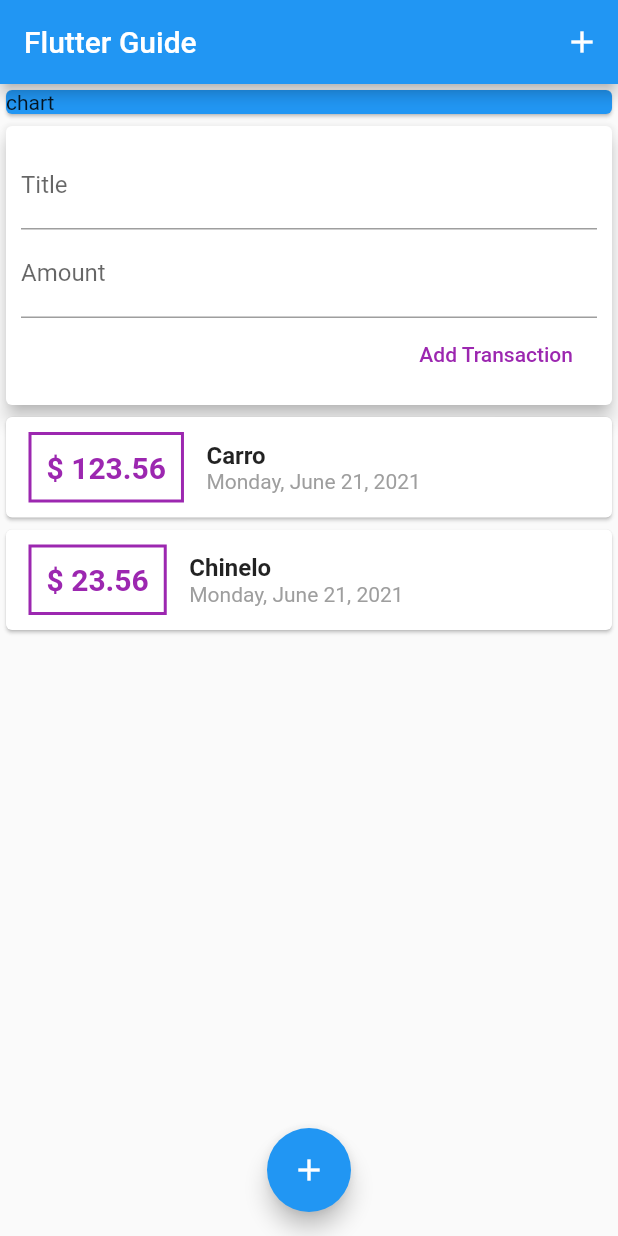
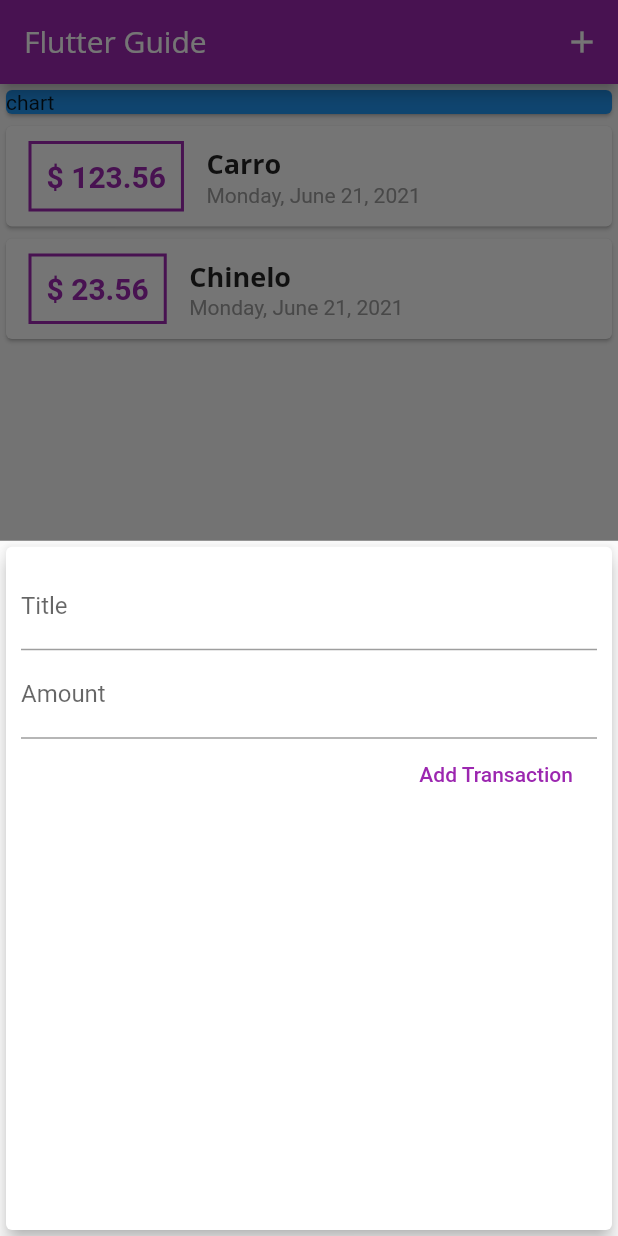
Before and after one commit to Gleisser/flutter_guide_expenses, a Flutter app: the screen it shows after launch, after a tap on the "add" icon, on a phone screen of 412 x 824 dp. Run offline on Flutter 3.47's test engine with Material 2 defaults, Android fonts, the phone set to English and light mode, and no system bars.

Commit message:
Implement new fonts and use Theme functions for single point of changing

```diff
--- a/lib/main.dart
+++ b/lib/main.dart
@@ -1,4 +1,7 @@
 import 'package:flutter/material.dart';
+import 'package:flutter_guide_expenses/models/transaction.dart';
+import 'package:flutter_guide_expenses/widgets/new_transaction.dart';
+import 'package:flutter_guide_expenses/widgets/transaction_list.dart';
 import 'package:intl/date_symbol_data_local.dart';
 
 import 'package:flutter_guide_expenses/widgets/user_transaction.dart';
@@ -12,18 +15,80 @@ class MyApp extends StatelessWidget {
   @override
   Widget build(BuildContext context) {
     return MaterialApp(
-      title: 'Flutter Demo',
+      title: 'Personal Finances',
       theme: ThemeData(
-        primarySwatch: Colors.blue,
-      ),
+          primarySwatch: Colors.purple,
+          accentColor: Colors.amber,
+          fontFamily: 'Quicksand',
+          textTheme: ThemeData.light().textTheme.copyWith(
+                  title: TextStyle(
+                fontFamily: 'OpenSans',
+                fontSize: 18,
+                fontWeight: FontWeight.bold,
+              )),
+          appBarTheme: AppBarTheme(
+              textTheme: ThemeData.light().textTheme.copyWith(
+                    title: TextStyle(
+                      fontFamily: 'OpenSans',
+                      fontSize: 20,
+                    ),
+                  ))),
       home: MyHomePage(),
     );
   }
 }
 
-class MyHomePage extends StatelessWidget {
+class MyHomePage extends StatefulWidget {
+  @override
+  _MyHomePageState createState() => _MyHomePageState();
+}
+
+class _MyHomePageState extends State<MyHomePage> {
   final titleController = TextEditingController();
+
   final amountController = TextEditingController();
+
+  final List<Transaction> _userTransactions = [
+    Transaction(
+      id: 'g1',
+      title: 'Carro',
+      amount: 123.56,
+      date: DateTime.now(),
+    ),
+    Transaction(
+      id: 'g2',
+      title: 'Chinelo',
+      amount: 23.56,
+      date: DateTime.now(),
+    )
+  ];
+
+  void _addNewTransaction(String txTitle, double txAmount) {
+    final newTx = Transaction(
+      title: txTitle,
+      amount: txAmount,
+      date: DateTime.now(),
+      id: DateTime.now().toString(),
+    );
+
+    setState(() {
+      _userTransactions.add(newTx);
+    });
+  }
+
+  void startAddNewTransaction(BuildContext ctx) {
+    showModalBottomSheet(
+      context: ctx,
+      builder: (_) {
+        //eu uso underscore quando possuo um parametro que sou forcado a declarar mais nao vou usar
+        return GestureDetector(
+          onTap: () {},
+          child: NewTransaction(_addNewTransaction),
+          behavior: HitTestBehavior.opaque,
+        );
+      },
+    );
+  }
 
   @override
   Widget build(BuildContext context) {
@@ -33,7 +98,7 @@ class MyHomePage extends StatelessWidget {
         title: Text('Flutter Guide'),
         actions: [
           IconButton(
-            onPressed: () {},
+            onPressed: () => startAddNewTransaction(context),
             icon: Icon(Icons.add),
           ),
         ],
@@ -50,14 +115,14 @@ class MyHomePage extends StatelessWidget {
                   child: Text('chart'),
                 ),
               ),
-              UserTransactions(),
+              TransactionList(_userTransactions),
             ],
           ),
         ),
       ),
       floatingActionButtonLocation: FloatingActionButtonLocation.centerFloat,
       floatingActionButton: FloatingActionButton(
-        onPressed: () {},
+        onPressed: () => startAddNewTransaction(context),
         child: Icon(Icons.add),
       ),
     );
--- a/lib/widgets/new_transaction.dart
+++ b/lib/widgets/new_transaction.dart
@@ -1,11 +1,18 @@
 import 'package:flutter/material.dart';
 
-class NewTransaction extends StatelessWidget {
-  final titleController = TextEditingController();
-  final amountController = TextEditingController();
+class NewTransaction extends StatefulWidget {
   final Function handleAddTransaction;
 
   NewTransaction(this.handleAddTransaction);
+
+  @override
+  _NewTransactionState createState() => _NewTransactionState();
+}
+
+class _NewTransactionState extends State<NewTransaction> {
+  final titleController = TextEditingController();
+
+  final amountController = TextEditingController();
 
   void submitData() {
     final enteredTitle = titleController.text;
@@ -15,10 +22,12 @@ class NewTransaction extends StatelessWidget {
       return;
     }
 
-    handleAddTransaction(
+    widget.handleAddTransaction(
       enteredTitle,
       enteredAmount,
     );
+
+    Navigator.of(context).pop();
   }
 
   @override
--- a/lib/widgets/transaction_list.dart
+++ b/lib/widgets/transaction_list.dart
@@ -22,7 +22,7 @@ class TransactionList extends StatelessWidget {
                   padding: EdgeInsets.all(10),
                   decoration: BoxDecoration(
                     border: Border.all(
-                      color: Colors.purple,
+                      color: Theme.of(context).primaryColor,
                       width: 2,
                     ),
                   ),
@@ -31,7 +31,7 @@ class TransactionList extends StatelessWidget {
                     style: TextStyle(
                       fontWeight: FontWeight.bold,
                       fontSize: 20,
-                      color: Colors.purple,
+                      color: Theme.of(context).primaryColor,
                     ),
                   ),
                 ),
@@ -41,10 +41,7 @@ class TransactionList extends StatelessWidget {
                     Text(
                       transactions[index].title,
                       textAlign: TextAlign.left,
-                      style: TextStyle(
-                        fontSize: 16,
-                        fontWeight: FontWeight.bold,
-                      ),
+                      style: Theme.of(context).textTheme.title,
                     ),
                     Text(
                       DateFormat.yMMMMEEEEd().format(transactions[index].date),
```
Also changed, not shown: pubspec.yaml (+15 -6 lines), assets/fonts/OpenSans-Bold.ttf (added), assets/fonts/OpenSans-Regular.ttf (added), assets/fonts/Quicksand-Bold.ttf (added), assets/fonts/Quicksand-Light.ttf (added), assets/fonts/Quicksand-Medium.ttf (added), assets/fonts/Quicksand-Regular.ttf (added).
